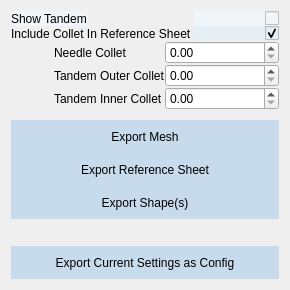
Qt form src/windows/ui/export_view.ui (brachify/brachify) before a commit.
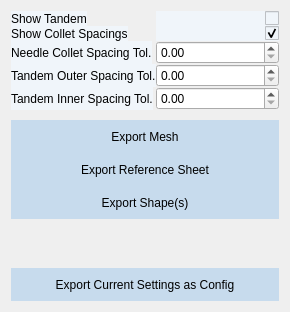
The same form after that commit.

Patch:
```diff
--- a/src/windows/ui/export_view.ui
+++ b/src/windows/ui/export_view.ui
@@ -7,7 +7,7 @@
     <x>0</x>
     <y>0</y>
     <width>290</width>
-    <height>290</height>
+    <height>312</height>
    </rect>
   </property>
   <property name="sizePolicy">
@@ -65,73 +65,72 @@
      </item>
      <item row="1" column="0">
       <widget class="QLabel" name="label">
-       <property name="text">
-        <string>Include Collet In Reference Sheet </string>
-       </property>
-      </widget>
-     </item>
-     <item row="1" column="1">
-      <widget class="QCheckBox" name="cb_collet_preview_reference_sheet">
-       <property name="layoutDirection">
-        <enum>Qt::RightToLeft</enum>
-       </property>
-       <property name="autoFillBackground">
-        <bool>false</bool>
-       </property>
        <property name="styleSheet">
-        <string notr="true">background-color: rgb(230, 238, 246);</string>
+        <string notr="true">background-color: rgb(240, 245, 250);</string>
        </property>
        <property name="text">
-        <string/>
-       </property>
-       <property name="checked">
-        <bool>true</bool>
+        <string>Show Collet Spacings</string>
        </property>
       </widget>
      </item>
-    </layout>
-   </item>
-   <item>
-    <layout class="QFormLayout" name="formLayout_2">
-     <property name="leftMargin">
-      <number>43</number>
-     </property>
-     <property name="rightMargin">
-      <number>0</number>
-     </property>
-     <property name="bottomMargin">
-      <number>0</number>
-     </property>
-     <item row="0" column="0">
+     <item row="3" column="0">
       <widget class="QLabel" name="label_3">
+       <property name="styleSheet">
+        <string notr="true">background-color: rgb(240, 245, 250);</string>
+       </property>
        <property name="text">
-        <string>Needle Collet</string>
+        <string>Needle Collet Spacing Tol.</string>
        </property>
       </widget>
      </item>
-     <item row="0" column="1">
-      <widget class="QDoubleSpinBox" name="sb_needle_collet_od"/>
-     </item>
-     <item row="1" column="0">
+     <item row="4" column="0">
       <widget class="QLabel" name="label_4">
+       <property name="styleSheet">
+        <string notr="true">background-color: rgb(240, 245, 250);</string>
+       </property>
        <property name="text">
-        <string>Tandem Outer Collet</string>
+        <string>Tandem Outer Spacing Tol.</string>
        </property>
       </widget>
      </item>
-     <item row="2" column="0">
+     <item row="5" column="0">
       <widget class="QLabel" name="label_5">
+       <property name="styleSheet">
+        <string notr="true">background-color: rgb(240, 245, 250);</string>
+       </property>
        <property name="text">
-        <string>Tandem Inner Collet</string>
+        <string>Tandem Inner Spacing Tol.</string>
        </property>
       </widget>
      </item>
-     <item row="2" column="1">
+     <item row="5" column="1">
       <widget class="QDoubleSpinBox" name="sb_tandem_collet_inner_od"/>
      </item>
-     <item row="1" column="1">
+     <item row="4" column="1">
       <widget class="QDoubleSpinBox" name="sb_tandem_collet_outer_od"/>
      </item>
+     <item row="3" column="1">
+      <widget class="QDoubleSpinBox" name="sb_needle_collet_od"/>
+     </item>
+     <item row="1" column="1">
+      <widget class="QCheckBox" name="cb_collet_preview_reference_sheet">
+       <property name="layoutDirection">
+        <enum>Qt::RightToLeft</enum>
+       </property>
+       <property name="autoFillBackground">
+        <bool>false</bool>
+       </property>
+       <property name="styleSheet">
+        <string notr="true">background-color: rgb(240, 245, 250);</string>
+       </property>
+       <property name="text">
+        <string/>
+       </property>
+       <property name="checked">
+        <bool>true</bool>
+       </property>
+      </widget>
+     </item>
     </layout>
    </item>
    <item>
```
